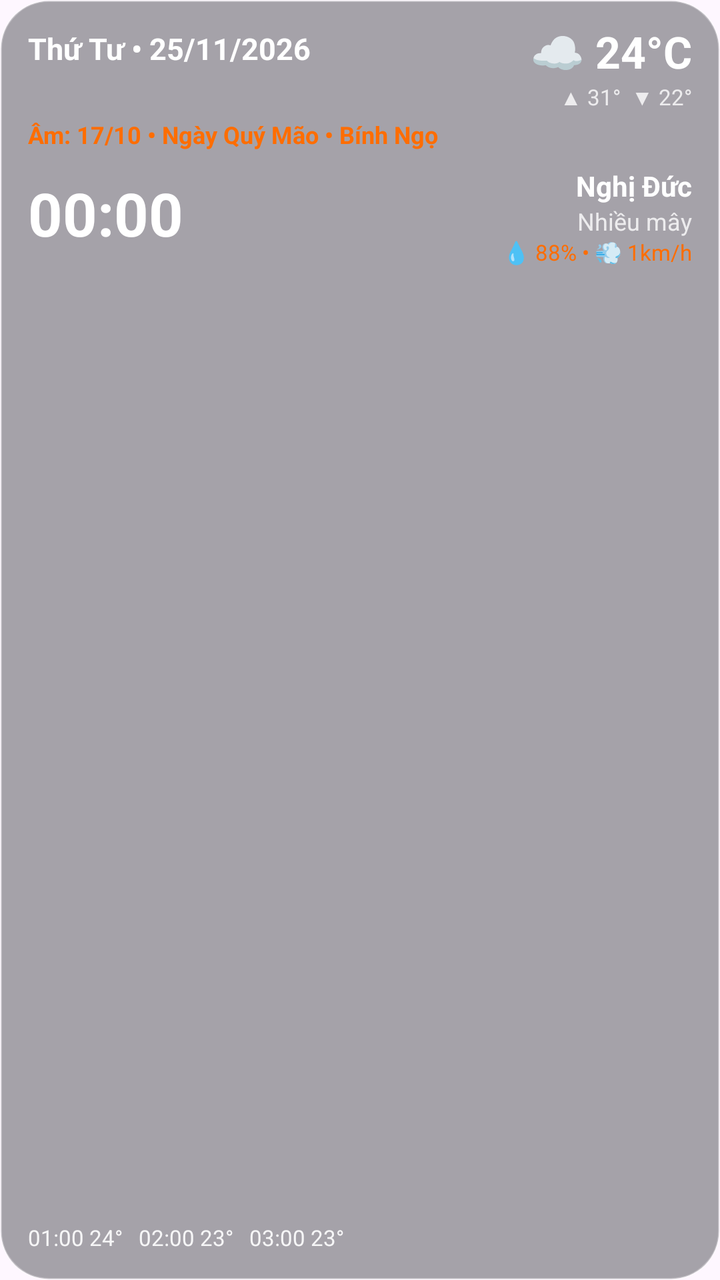
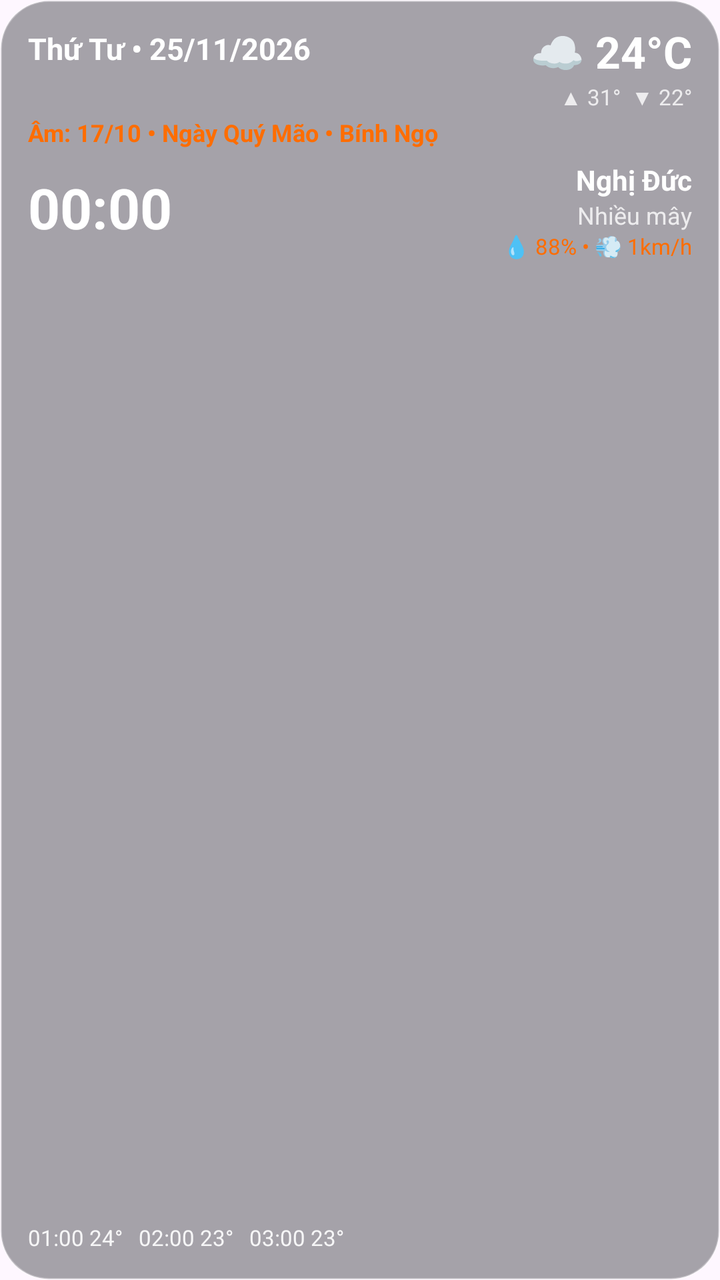

An Android layout rendered at two revisions. The XML below is the earlier revision; the diff shows what the commit changed to produce the second picture.
<!-- AndroidManifest.xml: application theme Theme.Material3.DayNight.NoActionBar -->
<!-- res/layout/widget_4x2.xml -->
<?xml version="1.0" encoding="utf-8"?>
<RelativeLayout xmlns:android="http://schemas.android.com/apk/res/android"
    android:id="@+id/widget_root"
    android:layout_width="match_parent"
    android:layout_height="match_parent"
    android:background="@drawable/bg_widget_glass_dark"
    android:padding="14dp">

    <ImageView
        android:id="@+id/iv_weather_effect"
        android:layout_width="match_parent"
        android:layout_height="match_parent"
        android:contentDescription="@null"
        android:scaleType="centerCrop" />

    <LinearLayout
        android:id="@+id/layout_top_header"
        android:layout_width="match_parent"
        android:layout_height="wrap_content"
        android:layout_alignParentTop="true"
        android:gravity="top"
        android:orientation="horizontal">

        <TextView
            android:id="@+id/tv_solar_date"
            android:layout_width="0dp"
            android:layout_height="wrap_content"
            android:layout_marginEnd="8dp"
            android:layout_weight="1"
            android:fontFamily="sans-serif"
            android:maxLines="1"
            android:text="Thứ Tư • 25/11/2026"
            android:textColor="#FFFFFF"
            android:textSize="15sp"
            android:textStyle="bold" />

        <LinearLayout
            android:layout_width="wrap_content"
            android:layout_height="wrap_content"
            android:gravity="end"
            android:orientation="vertical">

            <TextView
                android:id="@+id/tv_temp"
                android:layout_width="wrap_content"
                android:layout_height="wrap_content"
                android:fontFamily="sans-serif"
                android:includeFontPadding="false"
                android:maxLines="1"
                android:text="☁ 24°C"
                android:textColor="#FFFFFF"
                android:textSize="22sp"
                android:textStyle="bold" />

            <TextView
                android:id="@+id/tv_min_max"
                android:layout_width="wrap_content"
                android:layout_height="wrap_content"
                android:layout_marginTop="1dp"
                android:fontFamily="sans-serif"
                android:maxLines="1"
                android:text="▲ 31°  ▼ 22°"
                android:textColor="#CCFFFFFF"
                android:textSize="11sp" />
        </LinearLayout>
    </LinearLayout>

    <TextView
        android:id="@+id/tv_update_time"
        android:layout_width="wrap_content"
        android:layout_height="wrap_content"
        android:visibility="gone" />

    <TextView
        android:id="@+id/tv_lunar_date"
        android:layout_width="match_parent"
        android:layout_height="wrap_content"
        android:layout_below="@id/layout_top_header"
        android:layout_alignParentStart="true"
        android:layout_alignParentEnd="true"
        android:layout_marginTop="3dp"
        android:fontFamily="sans-serif"
        android:maxLines="1"
        android:text="Âm: 17/10 • Ngày Quý Mão • Bính Ngọ"
        android:textColor="#FF6D00"
        android:textSize="12sp"
        android:textStyle="bold" />

    <LinearLayout
        android:id="@+id/layout_middle"
        android:layout_width="match_parent"
        android:layout_height="wrap_content"
        android:layout_below="@id/tv_lunar_date"
        android:layout_marginTop="8dp"
        android:gravity="center_vertical"
        android:orientation="horizontal">

        <TextClock
            android:id="@+id/tc_clock"
            android:layout_width="0dp"
            android:layout_height="wrap_content"
            android:layout_marginEnd="10dp"
            android:layout_weight="1"
            android:fontFamily="sans-serif"
            android:format12Hour="HH:mm"
            android:format24Hour="HH:mm"
            android:includeFontPadding="false"
            android:maxLines="1"
            android:padding="0dp"
            android:textColor="#FFFFFF"
            android:textSize="30sp"
            android:textStyle="bold" />

        <LinearLayout
            android:layout_width="wrap_content"
            android:layout_height="wrap_content"
            android:gravity="end"
            android:orientation="vertical">

            <TextView
                android:id="@+id/tv_location"
                android:layout_width="wrap_content"
                android:layout_height="wrap_content"
                android:fontFamily="sans-serif"
                android:maxLines="1"
                android:text="Nghị Đức"
                android:textColor="#FFFFFF"
                android:textSize="14sp"
                android:textStyle="bold" />

            <TextView
                android:id="@+id/tv_condition"
                android:layout_width="wrap_content"
                android:layout_height="wrap_content"
                android:fontFamily="sans-serif"
                android:maxLines="1"
                android:text="Nhiều mây"
                android:textColor="#CCFFFFFF"
                android:textSize="12sp" />

            <TextView
                android:id="@+id/tv_humidity_wind"
                android:layout_width="wrap_content"
                android:layout_height="wrap_content"
                android:fontFamily="sans-serif"
                android:maxLines="1"
                android:text="💧 88% • 💨 1km/h"
                android:textColor="#FF6D00"
                android:textSize="11sp" />
        </LinearLayout>
    </LinearLayout>

    <TextView
        android:id="@+id/tv_holiday_banner"
        android:layout_width="match_parent"
        android:layout_height="wrap_content"
        android:layout_above="@id/tv_hourly"
        android:layout_below="@id/layout_middle"
        android:layout_marginTop="4dp"
        android:layout_marginBottom="4dp"
        android:ellipsize="end"
        android:fontFamily="sans-serif"
        android:gravity="center_vertical"
        android:maxLines="1"
        android:text=""
        android:textColor="#FFFFFF"
        android:textSize="12.5sp"
        android:textStyle="bold"
        android:visibility="gone" />

    <TextView
        android:id="@+id/tv_hourly"
        android:layout_width="wrap_content"
        android:layout_height="wrap_content"
        android:layout_alignParentBottom="true"
        android:fontFamily="sans-serif"
        android:maxLines="1"
        android:text="01:00 24°   02:00 23°   03:00 23°"
        android:textColor="#E6FFFFFF"
        android:textSize="11sp" />

    <TextView
        android:id="@+id/tv_signature"
        android:layout_width="wrap_content"
        android:layout_height="wrap_content"
        android:layout_alignParentEnd="true"
        android:layout_alignParentBottom="true"
        android:alpha="0.9"
        android:fontFamily="sans-serif"
        android:maxLines="1"
        android:text=""
        android:textColor="#FFFFFF"
        android:textSize="11sp"
        android:textStyle="italic" />
</RelativeLayout>
<!-- resources referenced by this layout -->
<resources>
  <!-- drawable bg_widget_glass_dark (drawable) -->
  <?xml version="1.0" encoding="utf-8"?>
  <shape xmlns:android="http://schemas.android.com/apk/res/android">
      <solid android:color="#661E2229" />
      <corners android:radius="24dp" />
      <stroke
          android:width="1dp"
          android:color="#4DFFFFFF" />
  </shape>
</resources>

<!-- the commit's change to res/layout/widget_4x2.xml (unified diff, before → after) -->
@@ -78,9 +78,9 @@
         android:layout_below="@id/layout_top_header"
         android:layout_alignParentStart="true"
         android:layout_alignParentEnd="true"
-        android:layout_marginTop="3dp"
+        android:layout_marginTop="2dp"
         android:fontFamily="sans-serif"
-        android:maxLines="1"
+        android:maxLines="2"
         android:text="Âm: 17/10 • Ngày Quý Mão • Bính Ngọ"
         android:textColor="#FF6D00"
         android:textSize="12sp"
@@ -91,7 +91,7 @@
         android:layout_width="match_parent"
         android:layout_height="wrap_content"
         android:layout_below="@id/tv_lunar_date"
-        android:layout_marginTop="8dp"
+        android:layout_marginTop="6dp"
         android:gravity="center_vertical"
         android:orientation="horizontal">
 
@@ -108,7 +108,7 @@
             android:maxLines="1"
             android:padding="0dp"
             android:textColor="#FFFFFF"
-            android:textSize="30sp"
+            android:textSize="28sp"
             android:textStyle="bold" />
 
         <LinearLayout
@@ -154,17 +154,15 @@
         android:id="@+id/tv_holiday_banner"
         android:layout_width="match_parent"
         android:layout_height="wrap_content"
-        android:layout_above="@id/tv_hourly"
         android:layout_below="@id/layout_middle"
         android:layout_marginTop="4dp"
-        android:layout_marginBottom="4dp"
         android:ellipsize="end"
         android:fontFamily="sans-serif"
         android:gravity="center_vertical"
         android:maxLines="1"
         android:text=""
         android:textColor="#FFFFFF"
-        android:textSize="12.5sp"
+        android:textSize="12sp"
         android:textStyle="bold"
         android:visibility="gone" />
 
